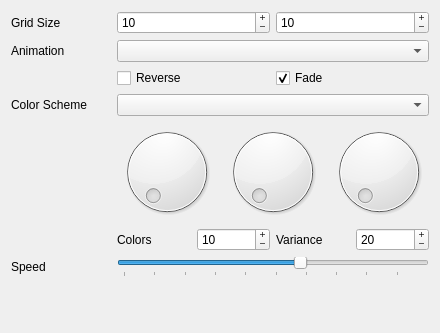
Before: the Qt Designer form gui/widget/maestrocontrol.ui in 8bitbuddhist/PixelMaestro, drawn with Qt 5.
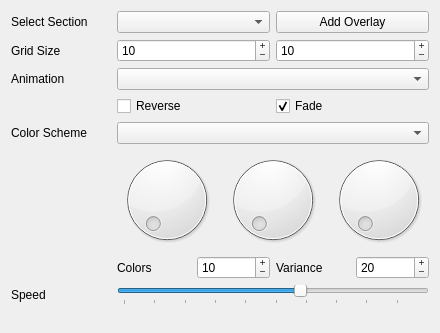
After: the same form once the commit is applied.

Commit message: Fully moved Overlays to SectionController (Remove Overlay broken)

```diff
--- a/gui/widget/maestrocontrol.ui
+++ b/gui/widget/maestrocontrol.ui
@@ -22,7 +22,14 @@
   <layout class="QGridLayout" name="gridLayout_2">
    <item row="0" column="0">
     <layout class="QFormLayout" name="controlLayout">
-     <item row="0" column="1">
+     <item row="1" column="0">
+      <widget class="QLabel" name="gridSizeLabel">
+       <property name="text">
+        <string>Grid Size</string>
+       </property>
+      </widget>
+     </item>
+     <item row="1" column="1">
       <layout class="QHBoxLayout" name="sectionOptionsLayout">
        <item>
         <widget class="QSpinBox" name="rowsSpinBox">
@@ -55,7 +62,7 @@
        </item>
       </layout>
      </item>
-     <item row="1" column="0">
+     <item row="2" column="0">
       <widget class="QLabel" name="animationLabel">
        <property name="minimumSize">
         <size>
@@ -68,17 +75,17 @@
        </property>
       </widget>
      </item>
-     <item row="1" column="1">
-      <widget class="QComboBox" name="animationComboBox">
-       <property name="minimumSize">
-        <size>
-         <width>150</width>
-         <height>0</height>
-        </size>
-       </property>
-      </widget>
-     </item>
      <item row="2" column="1">
+      <widget class="QComboBox" name="animationComboBox">
+       <property name="minimumSize">
+        <size>
+         <width>150</width>
+         <height>0</height>
+        </size>
+       </property>
+      </widget>
+     </item>
+     <item row="3" column="1">
       <layout class="QHBoxLayout" name="animationOptionsLayout">
        <item>
         <widget class="QCheckBox" name="reverseAnimationCheckBox">
@@ -99,7 +106,7 @@
        </item>
       </layout>
      </item>
-     <item row="4" column="0">
+     <item row="5" column="0">
       <widget class="QLabel" name="colorLabel">
        <property name="minimumSize">
         <size>
@@ -112,7 +119,7 @@
        </property>
       </widget>
      </item>
-     <item row="4" column="1">
+     <item row="5" column="1">
       <widget class="QComboBox" name="colorComboBox">
        <property name="minimumSize">
         <size>
@@ -128,7 +135,7 @@
        </property>
       </widget>
      </item>
-     <item row="5" column="1">
+     <item row="6" column="1">
       <layout class="QVBoxLayout" name="customColorLayout">
        <item>
         <layout class="QHBoxLayout" name="colorDialLayout">
@@ -270,7 +277,7 @@
        </item>
       </layout>
      </item>
-     <item row="6" column="0">
+     <item row="7" column="0">
       <widget class="QLabel" name="cycleLabel">
        <property name="minimumSize">
         <size>
@@ -283,7 +290,7 @@
        </property>
       </widget>
      </item>
-     <item row="6" column="1">
+     <item row="7" column="1">
       <widget class="QSlider" name="cycleSlider">
        <property name="minimum">
         <number>10</number>
@@ -314,10 +321,24 @@
        </property>
       </widget>
      </item>
+     <item row="0" column="1">
+      <layout class="QHBoxLayout" name="sectionSelectLayout">
+       <item>
+        <widget class="QComboBox" name="sectionComboBox"/>
+       </item>
+       <item>
+        <widget class="QPushButton" name="addOverlayButton">
+         <property name="text">
+          <string>Add Overlay</string>
+         </property>
+        </widget>
+       </item>
+      </layout>
+     </item>
      <item row="0" column="0">
-      <widget class="QLabel" name="gridSizeLabel">
+      <widget class="QLabel" name="sectionSelectLabel">
        <property name="text">
-        <string>Grid Size</string>
+        <string>Select Section</string>
        </property>
       </widget>
      </item>
```
The commit also changes 3 other files.
